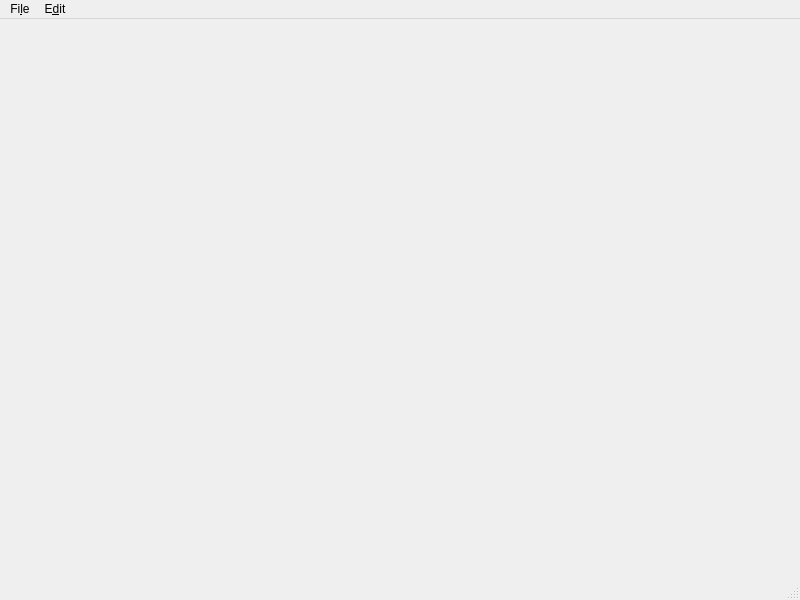
Qt form gui/mainwindow.ui (DieNice/Parthenos) before a commit.
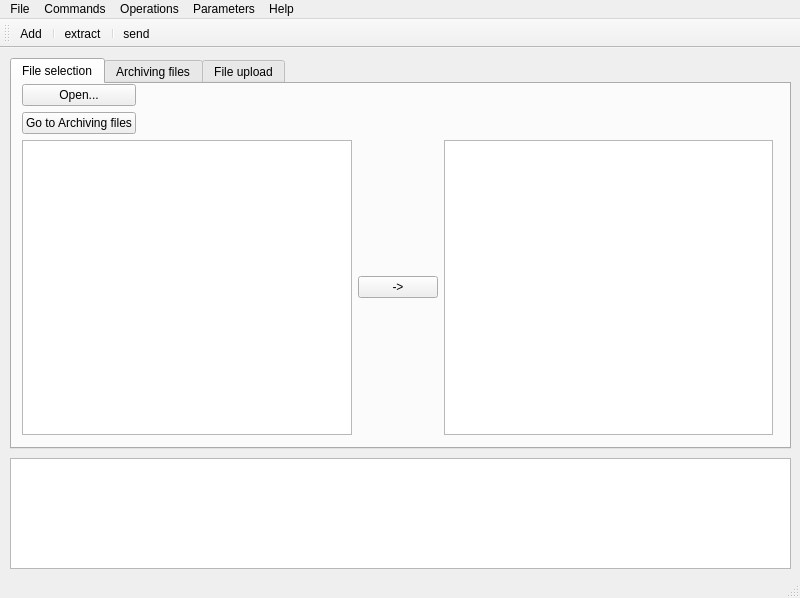
The same form after that commit. Icons and pictures are not drawn.

Commit message: added firest version main window first tab

The edit to the form file:
```diff
--- a/gui/mainwindow.ui
+++ b/gui/mainwindow.ui
@@ -7,38 +7,215 @@
     <x>0</x>
     <y>0</y>
     <width>800</width>
-    <height>600</height>
+    <height>598</height>
    </rect>
   </property>
   <property name="windowTitle">
    <string>MainWindow</string>
   </property>
-  <widget class="QWidget" name="centralwidget"/>
+  <widget class="QWidget" name="centralwidget">
+   <widget class="QTabWidget" name="tabWidget">
+    <property name="enabled">
+     <bool>true</bool>
+    </property>
+    <property name="geometry">
+     <rect>
+      <x>10</x>
+      <y>10</y>
+      <width>781</width>
+      <height>391</height>
+     </rect>
+    </property>
+    <property name="currentIndex">
+     <number>0</number>
+    </property>
+    <property name="usesScrollButtons">
+     <bool>true</bool>
+    </property>
+    <widget class="QWidget" name="tab">
+     <attribute name="title">
+      <string>File selection</string>
+     </attribute>
+     <widget class="QWidget" name="verticalLayoutWidget">
+      <property name="geometry">
+       <rect>
+        <x>10</x>
+        <y>0</y>
+        <width>751</width>
+        <height>351</height>
+       </rect>
+      </property>
+      <layout class="QVBoxLayout" name="verticalLayout">
+       <item>
+        <layout class="QGridLayout" name="gridLayout">
+         <item row="0" column="0">
+          <widget class="QPushButton" name="pushButton">
+           <property name="text">
+            <string>Open...</string>
+           </property>
+          </widget>
+         </item>
+         <item row="0" column="1">
+          <spacer name="horizontalSpacer">
+           <property name="orientation">
+            <enum>Qt::Horizontal</enum>
+           </property>
+           <property name="sizeType">
+            <enum>QSizePolicy::Preferred</enum>
+           </property>
+           <property name="sizeHint" stdset="0">
+            <size>
+             <width>20</width>
+             <height>20</height>
+            </size>
+           </property>
+          </spacer>
+         </item>
+         <item row="1" column="0">
+          <widget class="QPushButton" name="pushButton_3">
+           <property name="text">
+            <string>Go to Archiving files</string>
+           </property>
+          </widget>
+         </item>
+         <item row="1" column="1">
+          <spacer name="horizontalSpacer_2">
+           <property name="orientation">
+            <enum>Qt::Horizontal</enum>
+           </property>
+           <property name="sizeHint" stdset="0">
+            <size>
+             <width>40</width>
+             <height>20</height>
+            </size>
+           </property>
+          </spacer>
+         </item>
+        </layout>
+       </item>
+       <item>
+        <layout class="QHBoxLayout" name="horizontalLayout">
+         <item>
+          <widget class="QListWidget" name="listWidget"/>
+         </item>
+         <item>
+          <widget class="QPushButton" name="pushButton_2">
+           <property name="text">
+            <string>-&gt;</string>
+           </property>
+          </widget>
+         </item>
+         <item>
+          <widget class="QTreeView" name="treeView"/>
+         </item>
+        </layout>
+       </item>
+      </layout>
+     </widget>
+    </widget>
+    <widget class="QWidget" name="tab_2">
+     <property name="enabled">
+      <bool>false</bool>
+     </property>
+     <property name="mouseTracking">
+      <bool>false</bool>
+     </property>
+     <property name="focusPolicy">
+      <enum>Qt::NoFocus</enum>
+     </property>
+     <attribute name="title">
+      <string>Archiving files</string>
+     </attribute>
+    </widget>
+    <widget class="QWidget" name="tab_3">
+     <property name="enabled">
+      <bool>false</bool>
+     </property>
+     <attribute name="title">
+      <string>File upload</string>
+     </attribute>
+    </widget>
+   </widget>
+   <widget class="QTextEdit" name="textEdit">
+    <property name="geometry">
+     <rect>
+      <x>10</x>
+      <y>410</y>
+      <width>781</width>
+      <height>111</height>
+     </rect>
+    </property>
+    <property name="readOnly">
+     <bool>true</bool>
+    </property>
+   </widget>
+  </widget>
   <widget class="QMenuBar" name="menubar">
    <property name="geometry">
     <rect>
      <x>0</x>
      <y>0</y>
      <width>800</width>
-     <height>30</height>
+     <height>21</height>
     </rect>
    </property>
    <widget class="QMenu" name="menuFile">
     <property name="title">
-     <string>Fi&amp;le</string>
+     <string>File</string>
     </property>
     <addaction name="actionOpen"/>
     <addaction name="actionClose"/>
    </widget>
    <widget class="QMenu" name="menuEdit">
     <property name="title">
-     <string>E&amp;dit</string>
+     <string>Commands</string>
     </property>
    </widget>
+   <widget class="QMenu" name="menuOperations">
+    <property name="title">
+     <string>Operations</string>
+    </property>
+   </widget>
+   <widget class="QMenu" name="menuParameters">
+    <property name="title">
+     <string>Parameters</string>
+    </property>
+   </widget>
+   <widget class="QMenu" name="menuHelp">
+    <property name="title">
+     <string>Help</string>
+    </property>
+    <addaction name="actionFind_Action"/>
+    <addaction name="actionHelp"/>
+    <addaction name="actionGetting_started"/>
+    <addaction name="actionKeymap_referance"/>
+    <addaction name="actionRegistre"/>
+    <addaction name="actionCheck_for_updates"/>
+    <addaction name="actionabout"/>
+   </widget>
    <addaction name="menuFile"/>
    <addaction name="menuEdit"/>
+   <addaction name="menuOperations"/>
+   <addaction name="menuParameters"/>
+   <addaction name="menuHelp"/>
   </widget>
   <widget class="QStatusBar" name="statusbar"/>
+  <widget class="QToolBar" name="toolBar">
+   <property name="windowTitle">
+    <string>toolBar</string>
+   </property>
+   <attribute name="toolBarArea">
+    <enum>TopToolBarArea</enum>
+   </attribute>
+   <attribute name="toolBarBreak">
+    <bool>false</bool>
+   </attribute>
+   <addaction name="actionAdd"/>
+   <addaction name="separator"/>
+   <addaction name="actionextract"/>
+   <addaction name="separator"/>
+   <addaction name="actionsend"/>
+  </widget>
   <action name="actionOpen">
    <property name="text">
     <string>Open</string>
@@ -46,7 +223,106 @@
   </action>
   <action name="actionClose">
    <property name="text">
-    <string>Close</string>
+    <string>Open pickling...</string>
+   </property>
+  </action>
+  <action name="actionFind_Action">
+   <property name="text">
+    <string>Find Action</string>
+   </property>
+  </action>
+  <action name="actionHelp">
+   <property name="text">
+    <string>Help</string>
+   </property>
+  </action>
+  <action name="actionGetting_started">
+   <property name="text">
+    <string>Getting started</string>
+   </property>
+  </action>
+  <action name="actionKeymap_referance">
+   <property name="text">
+    <string>Keymap reference</string>
+   </property>
+  </action>
+  <action name="actionRegistre">
+   <property name="text">
+    <string>Registre</string>
+   </property>
+  </action>
+  <action name="actionCheck_for_updates">
+   <property name="text">
+    <string>Check for updates</string>
+   </property>
+  </action>
+  <action name="actionabout">
+   <property name="text">
+    <string>about</string>
+   </property>
+  </action>
+  <action name="actionSave_As">
+   <property name="text">
+    <string>Save As</string>
+   </property>
+  </action>
+  <action name="actionClose_pickling">
+   <property name="text">
+    <string>Close pickling</string>
+   </property>
+  </action>
+  <action name="actionSettings">
+   <property name="text">
+    <string>Settings</string>
+   </property>
+  </action>
+  <action name="actionPrint">
+   <property name="text">
+    <string>Print</string>
+   </property>
+  </action>
+  <action name="actionExit">
+   <property name="text">
+    <string>Exit</string>
+   </property>
+  </action>
+  <action name="actionAdd">
+   <property name="icon">
+    <iconset resource="icons/icons.qrc">
+     <normaloff>:/add.png</normaloff>:/add.png</iconset>
+   </property>
+   <property name="text">
+    <string>Add</string>
+   </property>
+   <property name="toolTip">
+    <string>&lt;html&gt;&lt;head/&gt;&lt;body&gt;&lt;p&gt;ADD&lt;/p&gt;&lt;/body&gt;&lt;/html&gt;</string>
+   </property>
+   <property name="shortcut">
+    <string>Ctrl+T</string>
+   </property>
+  </action>
+  <action name="actionextract">
+   <property name="icon">
+    <iconset resource="icons/icons.qrc">
+     <normaloff>:/extract.png</normaloff>:/extract.png</iconset>
+   </property>
+   <property name="text">
+    <string>extract</string>
+   </property>
+   <property name="shortcut">
+    <string>Ctrl+Z</string>
+   </property>
+  </action>
+  <action name="actionsend">
+   <property name="icon">
+    <iconset resource="icons/icons.qrc">
+     <normaloff>:/send.png</normaloff>:/send.png</iconset>
+   </property>
+   <property name="text">
+    <string>send</string>
+   </property>
+   <property name="toolTip">
+    <string>&lt;html&gt;&lt;head/&gt;&lt;body&gt;&lt;p&gt;Send&lt;/p&gt;&lt;/body&gt;&lt;/html&gt;</string>
    </property>
   </action>
  </widget>
```
Left out of the diff: 13 changed lines with no effect on the pictures. The commit also changes 6 other files.
